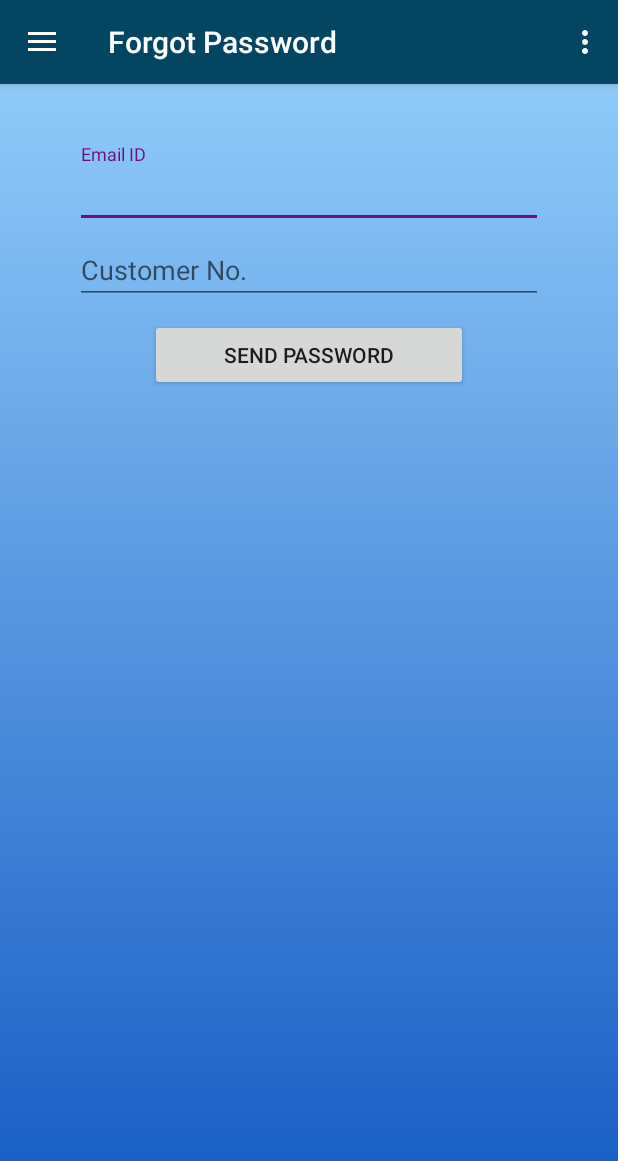
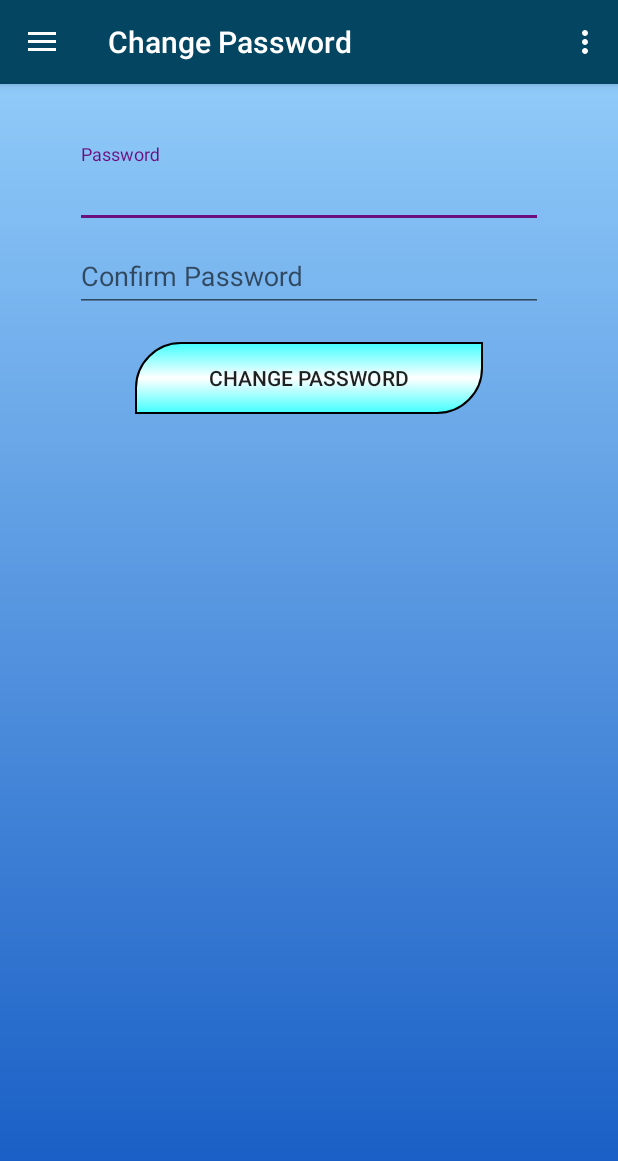
Before and after one commit to akshaykalola28/Online-Electricity-Billing-System, an Android app: the HomeActivity screen opened directly, with no data from a screen before it, in the side drawer, after a tap on "Forgot Password", on a phone screen of 412 x 824 dp. Shown: the top 1161 px of the screen. Run offline under Robolectric (Android 15) with nearby library versions, the phone set to English and light mode, and no system bars; our stand-ins replace Firebase (no records; nobody signed in at launch, a user with empty details on screens opened directly); 5 statements that could not run were skipped.

Commit message:
change password functionlity

```diff
--- /dev/null
+++ b/app/src/main/java/example/akshay/onlinebillingsystem/ChangePassword.java
@@ -0,0 +1,96 @@
+package example.akshay.onlinebillingsystem;
+
+import android.app.Fragment;
+import android.os.Bundle;
+import android.support.annotation.Nullable;
+import android.support.design.widget.Snackbar;
+import android.view.LayoutInflater;
+import android.view.View;
+import android.view.ViewGroup;
+import android.widget.Button;
+import android.widget.EditText;
+import android.widget.Toast;
+
+import com.google.firebase.database.DatabaseReference;
+import com.google.firebase.database.FirebaseDatabase;
+
+public class ChangePassword extends Fragment {
+
+    View mainView;
+    public static final int CUSTOMER = 1001;
+    private static final int UNITREADER = 1002;
+
+
+    EditText pass_ET, cpass_ET;
+    Button sendPasswordButton;
+
+    Customer customer;
+    User unitReader;
+    int type;
+    String pass, cpass;
+
+    DatabaseReference mRef;
+
+    @Nullable
+    @Override
+    public View onCreateView(LayoutInflater inflater, @Nullable ViewGroup container, @Nullable Bundle savedInstanceState) {
+        mainView = inflater.inflate(R.layout.activity_change_password, container, false);
+
+        try {
+            ((HomeActivity) getActivity()).setActionBarTitle("Change Password");
+            unitReader = ((HomeActivity) getActivity()).getUnitReader();
+            type = UNITREADER;
+            mRef = FirebaseDatabase.getInstance().getReference("Users/Unit Reader/" + unitReader.username);
+        } catch (Exception e) {
+            ((CustomerActivity) getActivity()).setActionBarTitle("Change Password");
+            customer = ((CustomerActivity) getActivity()).getCustomer();
+            type = CUSTOMER;
+            mRef = FirebaseDatabase.getInstance().getReference("Users/Customer/" + customer.username);
+        }
+
+
+        pass_ET = mainView.findViewById(R.id.cp_pass);
+        cpass_ET = mainView.findViewById(R.id.cp_cpass);
+        sendPasswordButton = mainView.findViewById(R.id.send_password_button);
+        sendPasswordButton.setOnClickListener(new View.OnClickListener() {
+            @Override
+            public void onClick(View v) {
+                if (getValidData()) {
+                    pass = pass_ET.getText().toString();
+                    cpass = cpass_ET.getText().toString();
+                    if (pass.equals(cpass)) {
+                        mRef.child("password").setValue(pass);
+                        Toast.makeText(getActivity().getApplicationContext(), "Password Changed!", Toast.LENGTH_SHORT).show();
+                    } else {
+                        Snackbar.make(mainView, "Password are not same! Try Again!!", Snackbar.LENGTH_LONG)
+                                .setAction("RETRY", new View.OnClickListener() {
+                                    @Override
+                                    public void onClick(View view) {
+                                        pass_ET.setText("");
+                                        cpass_ET.setText("");
+                                    }
+                                }).show();
+                    }
+                }
+            }
+        });
+        return mainView;
+    }
+
+    private boolean getValidData() {
+        pass = pass_ET.getText().toString();
+        cpass = cpass_ET.getText().toString();
+        if (pass.equals("") || pass == null) {
+            pass_ET.setError("Enter Password");
+            pass_ET.requestFocus();
+            return false;
+        } else if (cpass.equals("") || cpass == null) {
+            cpass_ET.setError("Enter Confirm Password");
+            pass_ET.requestFocus();
+            return false;
+        } else {
+            return true;
+        }
+    }
+
+}
--- a/app/src/main/java/example/akshay/onlinebillingsystem/CustomerActivity.java
+++ b/app/src/main/java/example/akshay/onlinebillingsystem/CustomerActivity.java
@@ -112,6 +112,8 @@ public class CustomerActivity extends AppCompatActivity
 
         if (id == R.id.nav_bill_details) {
             getFragmentManager().beginTransaction().replace(R.id.customer_fragment,new TransactionActivity()).commit();
+        } else if(id == R.id.nav_forgot_password){
+            getFragmentManager().beginTransaction().replace(R.id.customer_fragment,new ChangePassword()).commit();
         } else if (id == R.id.nav_logout) {
             logOut();
         }
--- a/app/src/main/java/example/akshay/onlinebillingsystem/ForgotPassword.java
+++ /dev/null
@@ -1,46 +0,0 @@
-package example.akshay.onlinebillingsystem;
-
-import android.app.Fragment;
-import android.os.Bundle;
-import android.support.annotation.Nullable;
-import android.util.Log;
-import android.view.LayoutInflater;
-import android.view.View;
-import android.view.ViewGroup;
-import android.widget.Button;
-import android.widget.EditText;
-
-public class ForgotPassword extends Fragment {
-
-    View mainView, main2View;
-
-    EditText email_ET, coNo_ET;
-    Button sendPasswordButton;
-
-    String email, coNo;
-
-    @Nullable
-    @Override
-    public View onCreateView(LayoutInflater inflater, @Nullable ViewGroup container, @Nullable Bundle savedInstanceState) {
-        mainView = inflater.inflate(R.layout.activity_forgot_password,container,false);
-        main2View = inflater.inflate(R.layout.activity_main,container,false);
-
-        try {
-            ((HomeActivity) getActivity()).setActionBarTitle("Forgot Password");
-        } catch (Exception e){
-            Log.d("Error: ", "Redirect from Main Activity");
-        }
-
-
-        email_ET = mainView.findViewById(R.id.fg_email);
-        coNo_ET = mainView.findViewById(R.id.fg_number);
-        sendPasswordButton = mainView.findViewById(R.id.send_password_button);
-        sendPasswordButton.setOnClickListener(new View.OnClickListener() {
-            @Override
-            public void onClick(View v) {
-            }
-        });
-
-        return mainView;
-    }
-}
--- a/app/src/main/java/example/akshay/onlinebillingsystem/HomeActivity.java
+++ b/app/src/main/java/example/akshay/onlinebillingsystem/HomeActivity.java
@@ -106,7 +106,7 @@ public class HomeActivity extends AppCompatActivity
             startActivity(intent);*/
             getFragmentManager().beginTransaction().replace(R.id.fragment_container,new GetDetailsActivity()).commit();
         } else if (id == R.id.nav_forgot_password) {
-            getFragmentManager().beginTransaction().replace(R.id.fragment_container,new ForgotPassword()).commit();
+            getFragmentManager().beginTransaction().replace(R.id.fragment_container,new ChangePassword()).commit();
         } else if (id == R.id.nav_logout) {
             logOut();
         }
@@ -116,6 +116,10 @@ public class HomeActivity extends AppCompatActivity
         return true;
     }
 
+    public User getUnitReader(){
+        return mOriginalUser;
+    }
+
     public void setActionBarTitle(String title) {
         getSupportActionBar().setTitle(title);
     }
--- a/app/src/main/java/example/akshay/onlinebillingsystem/MainActivity.java
+++ b/app/src/main/java/example/akshay/onlinebillingsystem/MainActivity.java
@@ -58,9 +58,7 @@ public class MainActivity extends AppCompatActivity {
         forgot_TV.setOnClickListener(new View.OnClickListener() {
             @Override
             public void onClick(View v) {
-                //getFragmentManager().beginTransaction().replace(R.id.main_fragment,new ForgotPassword()).commit();
-                Intent intent = new Intent(MainActivity.this, CustomerActivity.class);
-                startActivity(intent);
+
             }
         });
 
--- /dev/null
+++ b/app/src/main/res/layout/activity_change_password.xml
@@ -0,0 +1,59 @@
+<?xml version="1.0" encoding="utf-8"?>
+<android.support.constraint.ConstraintLayout xmlns:android="http://schemas.android.com/apk/res/android"
+    xmlns:tools="http://schemas.android.com/tools"
+    android:layout_width="match_parent"
+    android:layout_height="match_parent"
+    tools:context=".ChangePassword">
+
+    <LinearLayout
+        android:layout_width="match_parent"
+        android:layout_height="match_parent"
+        android:orientation="vertical">
+
+
+        <android.support.design.widget.TextInputLayout
+            android:layout_width="match_parent"
+            android:layout_height="wrap_content"
+            android:layout_marginTop="40dp">
+
+            <android.support.design.widget.TextInputEditText
+                android:id="@+id/cp_pass"
+                android:layout_width="match_parent"
+                android:layout_height="wrap_content"
+                android:layout_marginLeft="50dp"
+                android:layout_marginTop="5dp"
+                android:layout_marginRight="50dp"
+                android:ems="10"
+                android:hint="Password"
+                android:inputType="textPassword" />
+        </android.support.design.widget.TextInputLayout>
+
+        <android.support.design.widget.TextInputLayout
+            android:layout_width="match_parent"
+            android:layout_height="wrap_content">
+
+            <android.support.design.widget.TextInputEditText
+                android:id="@+id/cp_cpass"
+                android:layout_width="match_parent"
+                android:layout_height="wrap_content"
+                android:layout_marginLeft="50dp"
+                android:layout_marginTop="5dp"
+                android:layout_marginRight="50dp"
+                android:ems="10"
+                android:hint="Confirm Password"
+                android:inputType="textPassword" />
+        </android.support.design.widget.TextInputLayout>
+
+        <Button
+            android:id="@+id/send_password_button"
+            android:layout_width="match_parent"
+            android:layout_height="wrap_content"
+            android:layout_marginLeft="90dp"
+            android:layout_marginTop="20dp"
+            android:layout_marginRight="90dp"
+            android:text="Change Password"
+            android:background="@drawable/button_background"/>
+
+    </LinearLayout>
+
+</android.support.constraint.ConstraintLayout>
--- a/app/src/main/res/layout/activity_forgot_password.xml
+++ /dev/null
@@ -1,54 +0,0 @@
-<?xml version="1.0" encoding="utf-8"?>
-<android.support.constraint.ConstraintLayout xmlns:android="http://schemas.android.com/apk/res/android"
-    xmlns:app="http://schemas.android.com/apk/res-auto"
-    xmlns:tools="http://schemas.android.com/tools"
-    android:layout_width="match_parent"
-    android:layout_height="match_parent"
-    tools:context=".ForgotPassword">
-
-    <LinearLayout
-        android:layout_width="match_parent"
-        android:layout_height="match_parent"
-        android:orientation="vertical">
-
-        <android.support.design.widget.TextInputLayout
-            android:layout_width="match_parent"
-            android:layout_height="wrap_content"
-            android:layout_marginTop="40dp">
-
-            <EditText
-                android:id="@+id/fg_email"
-                android:layout_width="match_parent"
-                android:layout_height="wrap_content"
-                android:ems="10"
-                android:hint="Email ID"
-                android:inputType="textEmailAddress"
-                android:layout_marginLeft="50dp"
-                android:layout_marginRight="50dp" />
-
-        </android.support.design.widget.TextInputLayout>
-
-
-        <EditText
-            android:id="@+id/fg_number"
-            android:layout_width="match_parent"
-            android:layout_height="wrap_content"
-            android:ems="10"
-            android:hint="Customer No."
-            android:inputType="number"
-            android:layout_marginLeft="50dp"
-            android:layout_marginRight="50dp"
-            android:layout_marginTop="5dp"/>
-
-        <Button
-            android:id="@+id/send_password_button"
-            android:layout_width="match_parent"
-            android:layout_height="wrap_content"
-            android:text="Send Password"
-            android:layout_marginLeft="100dp"
-            android:layout_marginRight="100dp"
-            android:layout_marginTop="10dp"/>
-
-    </LinearLayout>
-
-</android.support.constraint.ConstraintLayout>
--- a/app/src/main/res/menu/activity_customer_drawer.xml
+++ b/app/src/main/res/menu/activity_customer_drawer.xml
@@ -8,6 +8,11 @@
             android:id="@+id/nav_bill_details"
             android:icon="@drawable/ic_view_list_black"
             android:title="Bill Details" />
+
+        <item
+            android:id="@+id/nav_forgot_password"
+            android:icon="@drawable/ic_lock_outline_black_24dp"
+            android:title="Forgot Password" />
 
         <item
             android:id="@+id/nav_logout"
```
